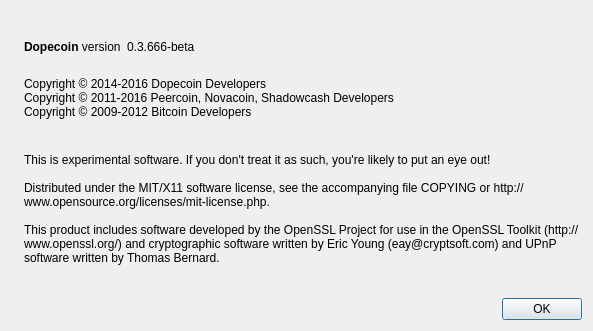
First picture: the form in src/qt/forms/aboutdialog.ui, repository dopecoin-dev/DopeCoinV3, before the edit.
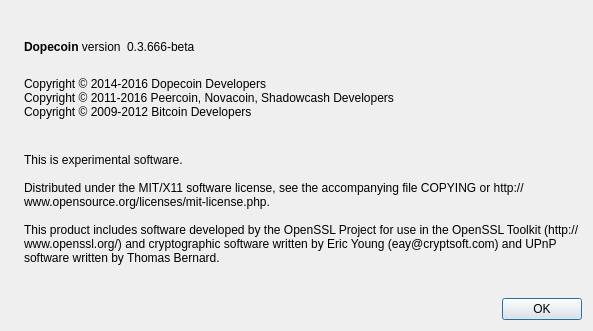
Second picture: the form after the edit. Icons and pictures are not drawn.

```diff
--- a/src/qt/forms/aboutdialog.ui
+++ b/src/qt/forms/aboutdialog.ui
@@ -109,7 +109,7 @@
        </property>
        <property name="text">
         <string>
-This is experimental software. If you don't treat it as such, you're likely to put an eye out!
+This is experimental software.
 
 Distributed under the MIT/X11 software license, see the accompanying file COPYING or http://www.opensource.org/licenses/mit-license.php.
 
```
